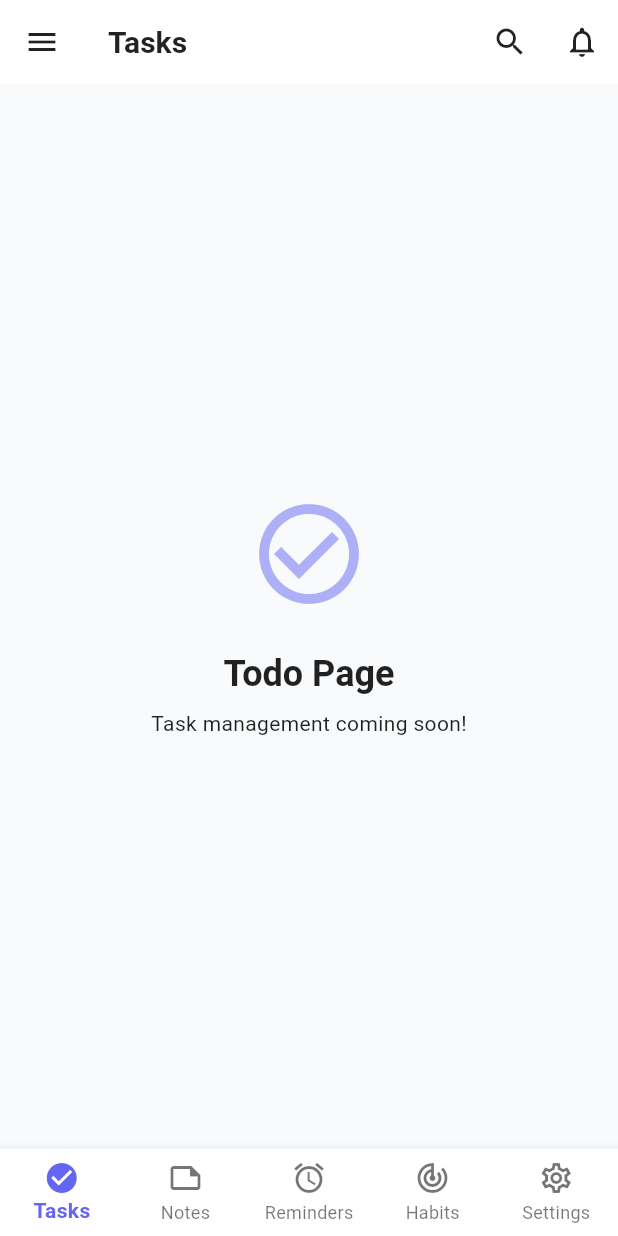
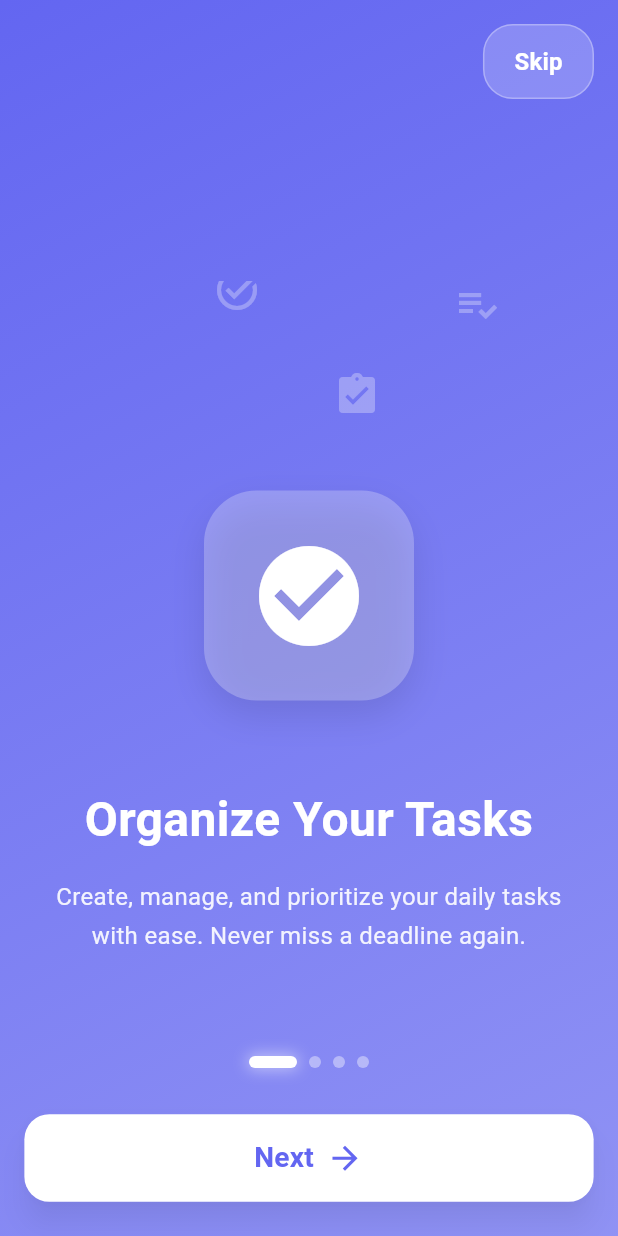
Before and after one commit to Abderrahamane/DayFlow, a Flutter app: the screen it shows after launch, after a tap on "Get Started", on a phone screen of 412 x 824 dp. Run offline on Flutter 3.47's test engine with Material 3 defaults, Android fonts, the phone set to English and light mode, and no system bars; our stand-ins replace shared_preferences.

Commit message:
feat: implement welcome and onboarding flow with creative animations (#4)
* Add animated onboarding flow and update welcome navigation

Introduces a modular onboarding flow with four animated slides, including onboarding model, slide widget, and controller. Updates the welcome page to navigate to the onboarding flow instead of directly to the home screen. Includes comprehensive documentation for implementation and future maintenance.

* fix: Add animated onboarding navigation and skip buttons

Refactored onboarding page to use custom animated widgets for the skip and navigation buttons, improving UI transitions. Added fade and slide animations, a pulsing effect for the navigation button, and extracted page indicators into a separate animated widget for better code organization and user experience.

```diff
--- /dev/null
+++ b/lib/pages/onboarding/onboarding.dart
@@ -0,0 +1,6 @@
+// Onboarding Flow Export File
+// Import this file to access all onboarding components
+
+export 'onboarding_page.dart';
+export 'onboarding_model.dart';
+export 'onboarding_slide_widget.dart';
--- /dev/null
+++ b/lib/pages/onboarding/onboarding_model.dart
@@ -0,0 +1,72 @@
+import 'package:flutter/material.dart';
+
+class OnboardingSlide {
+  final String title;
+  final String description;
+  final IconData icon;
+  final Color color;
+  final List<IconData> decorativeIcons;
+
+  OnboardingSlide({
+    required this.title,
+    required this.description,
+    required this.icon,
+    required this.color,
+    this.decorativeIcons = const [],
+  });
+}
+
+class OnboardingData {
+  static List<OnboardingSlide> getSlides() {
+    return [
+      OnboardingSlide(
+        title: 'Organize Your Tasks',
+        description:
+        'Create, manage, and prioritize your daily tasks with ease. Never miss a deadline again.',
+        icon: Icons.check_circle,
+        color: const Color(0xFF6366F1), // Indigo
+        decorativeIcons: [
+          Icons.task_alt,
+          Icons.playlist_add_check,
+          Icons.assignment_turned_in,
+        ],
+      ),
+      OnboardingSlide(
+        title: 'Capture Your Ideas',
+        description:
+        'Jot down notes, thoughts, and ideas instantly. Keep everything organized in one place.',
+        icon: Icons.note_outlined,
+        color: const Color(0xFF8B5CF6), // Purple
+        decorativeIcons: [
+          Icons.edit_note,
+          Icons.sticky_note_2,
+          Icons.description,
+        ],
+      ),
+      OnboardingSlide(
+        title: 'Set Smart Reminders',
+        description:
+        'Get timely notifications for important tasks. Stay on top of your schedule effortlessly.',
+        icon: Icons.alarm,
+        color: const Color(0xFF06B6D4), // Cyan
+        decorativeIcons: [
+          Icons.alarm_add,
+          Icons.notifications_active,
+          Icons.schedule,
+        ],
+      ),
+      OnboardingSlide(
+        title: 'Track Your Habits',
+        description:
+        'Build better habits with daily tracking. Monitor your progress and achieve your goals.',
+        icon: Icons.track_changes,
+        color: const Color(0xFF10B981), // Green
+        decorativeIcons: [
+          Icons.trending_up,
+          Icons.emoji_events,
+          Icons.stars,
+        ],
+      ),
+    ];
+  }
+}
--- /dev/null
+++ b/lib/pages/onboarding/onboarding_page.dart
@@ -0,0 +1,331 @@
+import 'package:flutter/material.dart';
+import '../../utils/routes.dart';
+import 'onboarding_model.dart';
+import 'onboarding_slide_widget.dart';
+
+class OnboardingPage extends StatefulWidget {
+  const OnboardingPage({super.key});
+
+  @override
+  State<OnboardingPage> createState() => _OnboardingPageState();
+}
+
+class _OnboardingPageState extends State<OnboardingPage>
+    with SingleTickerProviderStateMixin {
+  final PageController _pageController = PageController();
+  int _currentPage = 0;
+  final List<OnboardingSlide> _slides = OnboardingData.getSlides();
+  late AnimationController _buttonAnimationController;
+
+  @override
+  void initState() {
+    super.initState();
+    _buttonAnimationController = AnimationController(
+      vsync: this,
+      duration: const Duration(milliseconds: 300),
+    );
+    _buttonAnimationController.forward();
+  }
+
+  @override
+  void dispose() {
+    _pageController.dispose();
+    _buttonAnimationController.dispose();
+    super.dispose();
+  }
+
+  void _onPageChanged(int page) {
+    setState(() {
+      _currentPage = page;
+    });
+    // Reset and replay button animation
+    _buttonAnimationController.reset();
+    _buttonAnimationController.forward();
+  }
+
+  void _nextPage() {
+    if (_currentPage < _slides.length - 1) {
+      _pageController.animateToPage(
+        _currentPage + 1,
+        duration: const Duration(milliseconds: 400),
+        curve: Curves.easeInOut,
+      );
+    } else {
+      _completeOnboarding();
+    }
+  }
+
+  void _skipOnboarding() {
+    _completeOnboarding();
+  }
+
+  void _completeOnboarding() {
+    Routes.navigateToHome(context);
+  }
+
+  @override
+  Widget build(BuildContext context) {
+    return Scaffold(
+      body: Stack(
+        children: [
+          // PageView with slides
+          PageView.builder(
+            controller: _pageController,
+            onPageChanged: _onPageChanged,
+            itemCount: _slides.length,
+            itemBuilder: (context, index) {
+              return OnboardingSlideWidget(
+                slide: _slides[index],
+                isActive: index == _currentPage,
+              );
+            },
+          ),
+
+          // Top Skip Button
+          SafeArea(
+            child: Padding(
+              padding: const EdgeInsets.all(16.0),
+              child: Align(
+                alignment: Alignment.topRight,
+                child: _currentPage < _slides.length - 1
+                    ? _AnimatedSkipButton(
+                  onPressed: _skipOnboarding,
+                  controller: _buttonAnimationController,
+                )
+                    : const SizedBox.shrink(),
+              ),
+            ),
+          ),
+
+          // Bottom Navigation Controls
+          SafeArea(
+            child: Padding(
+              padding: const EdgeInsets.all(24.0),
+              child: Column(
+                mainAxisAlignment: MainAxisAlignment.end,
+                children: [
+                  // Page Indicators
+                  _PageIndicators(
+                    currentPage: _currentPage,
+                    totalPages: _slides.length,
+                  ),
+
+                  const SizedBox(height: 32),
+
+                  // Navigation Button
+                  _AnimatedNavigationButton(
+                    isLastPage: _currentPage == _slides.length - 1,
+                    onPressed: _nextPage,
+                    color: _slides[_currentPage].color,
+                    controller: _buttonAnimationController,
+                  ),
+                ],
+              ),
+            ),
+          ),
+        ],
+      ),
+    );
+  }
+}
+
+// Animated Skip Button
+class _AnimatedSkipButton extends StatelessWidget {
+  final VoidCallback onPressed;
+  final AnimationController controller;
+
+  const _AnimatedSkipButton({
+    required this.onPressed,
+    required this.controller,
+  });
+
+  @override
+  Widget build(BuildContext context) {
+    return FadeTransition(
+      opacity: controller,
+      child: SlideTransition(
+        position: Tween<Offset>(
+          begin: const Offset(0.5, 0),
+          end: Offset.zero,
+        ).animate(CurvedAnimation(
+          parent: controller,
+          curve: Curves.easeOut,
+        )),
+        child: Container(
+          decoration: BoxDecoration(
+            color: Colors.white.withOpacity(0.2),
+            borderRadius: BorderRadius.circular(20),
+            border: Border.all(
+              color: Colors.white.withOpacity(0.3),
+              width: 1,
+            ),
+          ),
+          child: TextButton(
+            onPressed: onPressed,
+            style: TextButton.styleFrom(
+              foregroundColor: Colors.white,
+              padding: const EdgeInsets.symmetric(
+                horizontal: 20,
+                vertical: 10,
+              ),
+            ),
+            child: const Text(
+              'Skip',
+              style: TextStyle(
+                fontSize: 16,
+                fontWeight: FontWeight.w600,
+              ),
+            ),
+          ),
+        ),
+      ),
+    );
+  }
+}
+
+// Page Indicators with animation
+class _PageIndicators extends StatelessWidget {
+  final int currentPage;
+  final int totalPages;
+
+  const _PageIndicators({
+    required this.currentPage,
+    required this.totalPages,
+  });
+
+  @override
+  Widget build(BuildContext context) {
+    return Row(
+      mainAxisAlignment: MainAxisAlignment.center,
+      children: List.generate(
+        totalPages,
+            (index) => AnimatedContainer(
+          duration: const Duration(milliseconds: 300),
+          curve: Curves.easeInOut,
+          margin: const EdgeInsets.symmetric(horizontal: 4),
+          width: currentPage == index ? 32 : 8,
+          height: 8,
+          decoration: BoxDecoration(
+            color: currentPage == index
+                ? Colors.white
+                : Colors.white.withOpacity(0.4),
+            borderRadius: BorderRadius.circular(4),
+            boxShadow: currentPage == index
+                ? [
+              BoxShadow(
+                color: Colors.white.withOpacity(0.5),
+                blurRadius: 8,
+                spreadRadius: 1,
+              ),
+            ]
+                : null,
+          ),
+        ),
+      ),
+    );
+  }
+}
+
+// Animated Navigation Button
+class _AnimatedNavigationButton extends StatefulWidget {
+  final bool isLastPage;
+  final VoidCallback onPressed;
+  final Color color;
+  final AnimationController controller;
+
+  const _AnimatedNavigationButton({
+    required this.isLastPage,
+    required this.onPressed,
+    required this.color,
+    required this.controller,
+  });
+
+  @override
+  State<_AnimatedNavigationButton> createState() =>
+      _AnimatedNavigationButtonState();
+}
+
+class _AnimatedNavigationButtonState extends State<_AnimatedNavigationButton>
+    with SingleTickerProviderStateMixin {
+  late AnimationController _pulseController;
+  late Animation<double> _pulseAnimation;
+
+  @override
+  void initState() {
+    super.initState();
+    _pulseController = AnimationController(
+      vsync: this,
+      duration: const Duration(milliseconds: 1500),
+    )..repeat(reverse: true);
+
+    _pulseAnimation = Tween<double>(begin: 1.0, end: 1.05).animate(
+      CurvedAnimation(
+        parent: _pulseController,
+        curve: Curves.easeInOut,
+      ),
+    );
+  }
+
+  @override
+  void dispose() {
+    _pulseController.dispose();
+    super.dispose();
+  }
+
+  @override
+  Widget build(BuildContext context) {
+    return AnimatedBuilder(
+      animation: Listenable.merge([widget.controller, _pulseAnimation]),
+      builder: (context, child) {
+        return FadeTransition(
+          opacity: widget.controller,
+          child: SlideTransition(
+            position: Tween<Offset>(
+              begin: const Offset(0, 0.5),
+              end: Offset.zero,
+            ).animate(CurvedAnimation(
+              parent: widget.controller,
+              curve: Curves.easeOut,
+            )),
+            child: Transform.scale(
+              scale: _pulseAnimation.value,
+              child: SizedBox(
+                width: double.infinity,
+                height: 56,
+                child: ElevatedButton(
+                  onPressed: widget.onPressed,
+                  style: ElevatedButton.styleFrom(
+                    backgroundColor: Colors.white,
+                    foregroundColor: widget.color,
+                    shape: RoundedRectangleBorder(
+                      borderRadius: BorderRadius.circular(16),
+                    ),
+                    elevation: 8,
+                    shadowColor: Colors.black.withOpacity(0.3),
+                  ),
+                  child: Row(
+                    mainAxisAlignment: MainAxisAlignment.center,
+                    children: [
+                      Text(
+                        widget.isLastPage ? 'Get Started' : 'Next',
+                        style: const TextStyle(
+                          fontSize: 18,
+                          fontWeight: FontWeight.bold,
+                        ),
+                      ),
+                      const SizedBox(width: 8),
+                      Icon(
+                        widget.isLastPage ? Icons.check : Icons.arrow_forward,
+                        size: 24,
+                      ),
+                    ],
+                  ),
+                ),
+              ),
+            ),
+          ),
+        );
+      },
+    );
+  }
+}
--- /dev/null
+++ b/lib/pages/onboarding/onboarding_slide_widget.dart
@@ -0,0 +1,265 @@
+import 'package:flutter/material.dart';
+import 'onboarding_model.dart';
+
+class OnboardingSlideWidget extends StatefulWidget {
+  final OnboardingSlide slide;
+  final bool isActive;
+
+  const OnboardingSlideWidget({
+    super.key,
+    required this.slide,
+    required this.isActive,
+  });
+
+  @override
+  State<OnboardingSlideWidget> createState() => _OnboardingSlideWidgetState();
+}
+
+class _OnboardingSlideWidgetState extends State<OnboardingSlideWidget>
+    with SingleTickerProviderStateMixin {
+  late AnimationController _controller;
+  late Animation<double> _iconScaleAnimation;
+  late Animation<double> _iconRotationAnimation;
+  late Animation<double> _contentOpacityAnimation;
+  late Animation<Offset> _contentSlideAnimation;
+
+  @override
+  void initState() {
+    super.initState();
+    _controller = AnimationController(
+      vsync: this,
+      duration: const Duration(milliseconds: 800),
+    );
+
+    _iconScaleAnimation = Tween<double>(begin: 0.5, end: 1.0).animate(
+      CurvedAnimation(
+        parent: _controller,
+        curve: const Interval(0.0, 0.5, curve: Curves.elasticOut),
+      ),
+    );
+
+    _iconRotationAnimation = Tween<double>(begin: -0.2, end: 0.0).animate(
+      CurvedAnimation(
+        parent: _controller,
+        curve: const Interval(0.0, 0.5, curve: Curves.easeOut),
+      ),
+    );
+
+    _contentOpacityAnimation = Tween<double>(begin: 0.0, end: 1.0).animate(
+      CurvedAnimation(
+        parent: _controller,
+        curve: const Interval(0.3, 0.8, curve: Curves.easeIn),
+      ),
+    );
+
+    _contentSlideAnimation = Tween<Offset>(
+      begin: const Offset(0, 0.3),
+      end: Offset.zero,
+    ).animate(
+      CurvedAnimation(
+        parent: _controller,
+        curve: const Interval(0.3, 0.8, curve: Curves.easeOut),
+      ),
+    );
+
+    if (widget.isActive) {
+      _controller.forward();
+    }
+  }
+
+  @override
+  void didUpdateWidget(OnboardingSlideWidget oldWidget) {
+    super.didUpdateWidget(oldWidget);
+    if (widget.isActive && !oldWidget.isActive) {
+      _controller.reset();
+      _controller.forward();
+    }
+  }
+
+  @override
+  void dispose() {
+    _controller.dispose();
+    super.dispose();
+  }
+
+  @override
+  Widget build(BuildContext context) {
+    return Container(
+      decoration: BoxDecoration(
+        gradient: LinearGradient(
+          colors: [
+            widget.slide.color,
+            widget.slide.color.withOpacity(0.7),
+          ],
+          begin: Alignment.topLeft,
+          end: Alignment.bottomRight,
+        ),
+      ),
+      child: SafeArea(
+        child: Padding(
+          padding: const EdgeInsets.symmetric(horizontal: 32.0, vertical: 40.0),
+          child: Column(
+            mainAxisAlignment: MainAxisAlignment.center,
+            children: [
+              const Spacer(),
+
+              // Decorative floating icons
+              SizedBox(
+                height: 100,
+                child: Stack(
+                  alignment: Alignment.center,
+                  children: [
+                    ...List.generate(
+                      widget.slide.decorativeIcons.length,
+                          (index) => _FloatingIcon(
+                        icon: widget.slide.decorativeIcons[index],
+                        controller: _controller,
+                        index: index,
+                      ),
+                    ),
+                  ],
+                ),
+              ),
+
+              const SizedBox(height: 40),
+
+              // Main Icon
+              AnimatedBuilder(
+                animation: _controller,
+                builder: (context, child) {
+                  return Transform.scale(
+                    scale: _iconScaleAnimation.value,
+                    child: Transform.rotate(
+                      angle: _iconRotationAnimation.value,
+                      child: Container(
+                        width: 140,
+                        height: 140,
+                        decoration: BoxDecoration(
+                          color: Colors.white.withOpacity(0.25),
+                          borderRadius: BorderRadius.circular(35),
+                          boxShadow: [
+                            BoxShadow(
+                              color: Colors.black.withOpacity(0.1),
+                              blurRadius: 20,
+                              offset: const Offset(0, 10),
+                            ),
+                          ],
+                        ),
+                        child: Icon(
+                          widget.slide.icon,
+                          size: 80,
+                          color: Colors.white,
+                        ),
+                      ),
+                    ),
+                  );
+                },
+              ),
+
+              const SizedBox(height: 60),
+
+              // Content
+              SlideTransition(
+                position: _contentSlideAnimation,
+                child: FadeTransition(
+                  opacity: _contentOpacityAnimation,
+                  child: Column(
+                    children: [
+                      // Title
+                      Text(
+                        widget.slide.title,
+                        style: const TextStyle(
+                          fontSize: 32,
+                          fontWeight: FontWeight.bold,
+                          color: Colors.white,
+                          height: 1.2,
+                        ),
+                        textAlign: TextAlign.center,
+                      ),
+
+                      const SizedBox(height: 20),
+
+                      // Description
+                      Text(
+                        widget.slide.description,
+                        style: TextStyle(
+                          fontSize: 16,
+                          color: Colors.white.withOpacity(0.9),
+                          height: 1.6,
+                        ),
+                        textAlign: TextAlign.center,
+                      ),
+                    ],
+                  ),
+                ),
+              ),
+
+              const Spacer(),
+            ],
+          ),
+        ),
+      ),
+    );
+  }
+}
+
+// Floating decorative icon widget
+class _FloatingIcon extends StatelessWidget {
+  final IconData icon;
+  final AnimationController controller;
+  final int index;
+
+  const _FloatingIcon({
+    required this.icon,
+    required this.controller,
+    required this.index,
+  });
+
+  @override
+  Widget build(BuildContext context) {
+    final positions = [
+      const Offset(-80, -30),
+      const Offset(80, -20),
+      const Offset(0, 40),
+    ];
+
+    if (index >= positions.length) return const SizedBox.shrink();
+
+    return AnimatedBuilder(
+      animation: controller,
+      builder: (context, child) {
+        final offset = positions[index];
+        final delay = index * 0.1;
+        final opacity = Tween<double>(begin: 0.0, end: 0.3).animate(
+          CurvedAnimation(
+            parent: controller,
+            curve: Interval(delay, 0.5 + delay, curve: Curves.easeIn),
+          ),
+        );
+
+        final scale = Tween<double>(begin: 0.5, end: 1.0).animate(
+          CurvedAnimation(
+            parent: controller,
+            curve: Interval(delay, 0.5 + delay, curve: Curves.easeOut),
+          ),
+        );
+
+        return Positioned(
+          left: MediaQuery.of(context).size.width / 2 + offset.dx - 16,
+          top: offset.dy + 20,
+          child: Opacity(
+            opacity: opacity.value,
+            child: Transform.scale(
+              scale: scale.value,
+              child: Icon(
+                icon,
+                size: 32,
+                color: Colors.white,
+              ),
+            ),
+          ),
+        );
+      },
+    );
+  }
+}
--- a/lib/pages/welcome_page.dart
+++ b/lib/pages/welcome_page.dart
@@ -1,6 +1,6 @@
 import 'package:flutter/material.dart';
 import 'dart:math' as math;
-import '../utils/routes.dart';
+import 'onboarding/onboarding_page.dart';
 
 class WelcomePage extends StatefulWidget {
   const WelcomePage({super.key});
@@ -261,7 +261,12 @@ class _WelcomePageState extends State<WelcomePage> with TickerProviderStateMixin
                   height: 56,
                   child: _PulsingButton(
                     onPressed: () {
-                      Routes.navigateToHome(context);
+                      Navigator.push(
+                        context,
+                        MaterialPageRoute(
+                          builder: (context) => const OnboardingPage(),
+                        ),
+                      );
                     },
                   ),
                 ),
```
Also changed, not shown: 1 other file.
